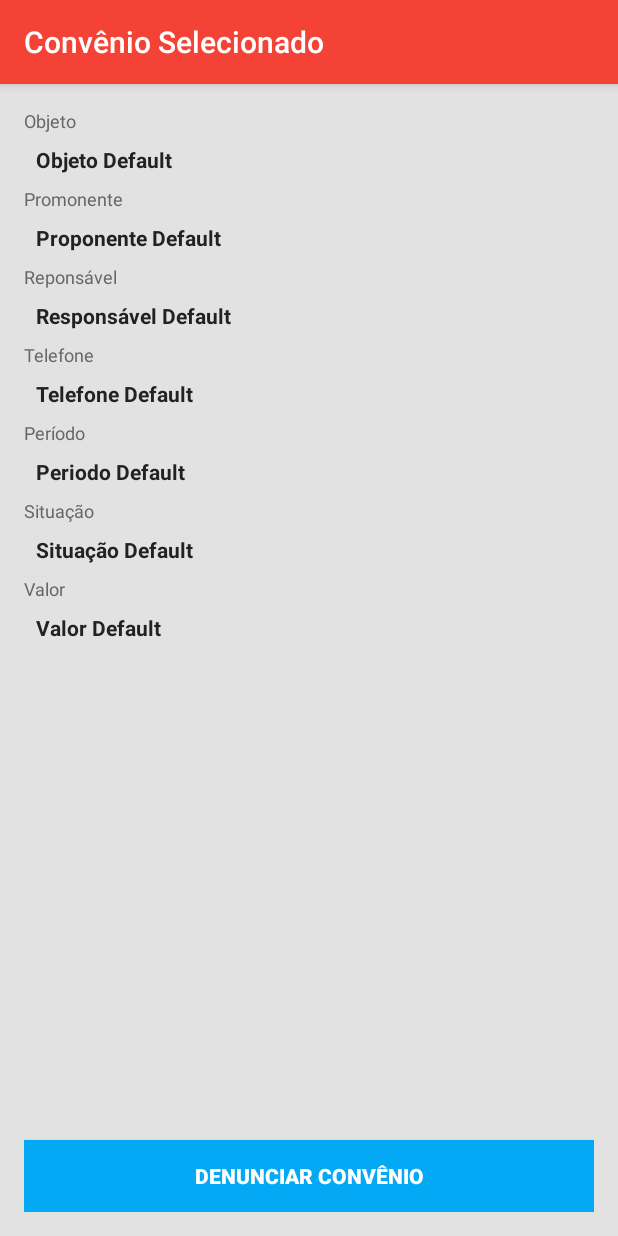
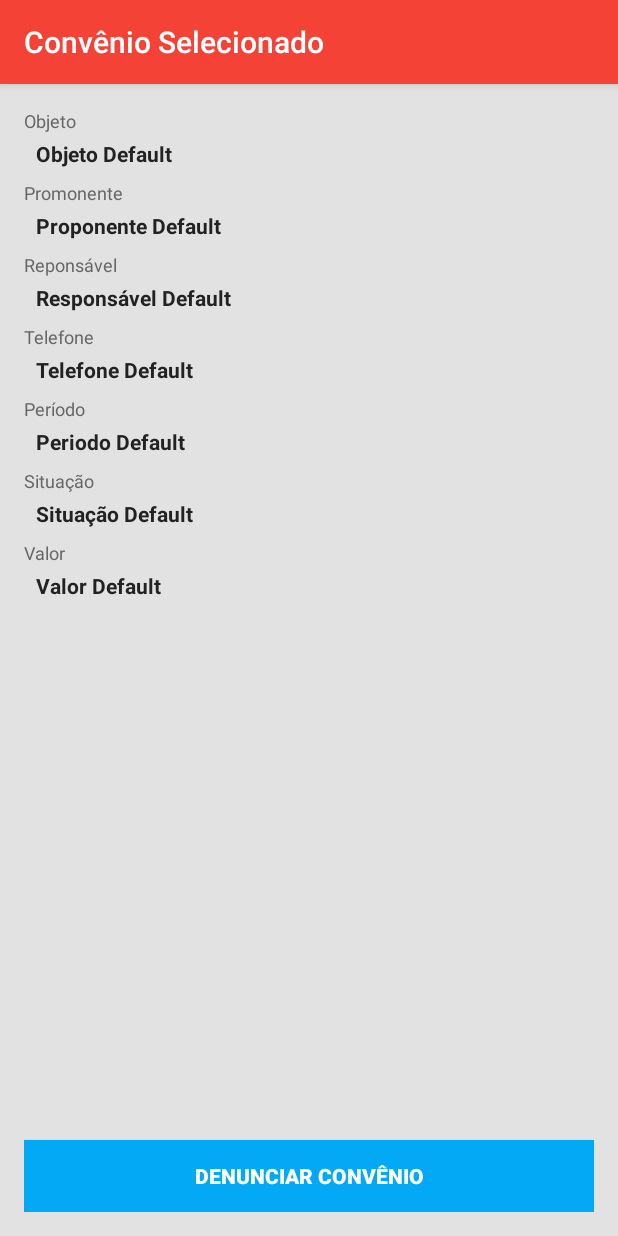
Before and after one commit to gigascorp/fiscal-cidadao, an Android app: the ConvenioActivity screen opened directly, with no data from a screen before it, on a phone screen of 412 x 824 dp. Run offline under Robolectric (Android 15) with nearby library versions, the phone set to English and light mode, and no system bars; 2 statements that could not run were skipped.

Commit message:
Alterados os paddings dos EditText da tela de vizualização de convênio

```diff
--- a/android/fiscal-cidadao-app/app/src/main/res/layout/activity_convenio.xml
+++ b/android/fiscal-cidadao-app/app/src/main/res/layout/activity_convenio.xml
@@ -51,8 +51,8 @@
                 android:textColor="@color/colorText"
                 android:paddingLeft="@dimen/txt_horizontal_margin"
                 android:paddingRight="@dimen/txt_horizontal_margin"
-                android:paddingTop="@dimen/txt_vertical_margin"
-                android:paddingBottom="@dimen/txt_vertical_margin"
+                android:paddingTop="@dimen/txt_margin_top"
+                android:paddingBottom="@dimen/txt_margin_bottom"
                 />
 
             <!--Proponente-->
@@ -74,8 +74,8 @@
                 android:textColor="@color/colorText"
                 android:paddingLeft="@dimen/txt_horizontal_margin"
                 android:paddingRight="@dimen/txt_horizontal_margin"
-                android:paddingTop="@dimen/txt_vertical_margin"
-                android:paddingBottom="@dimen/txt_vertical_margin"
+                android:paddingTop="@dimen/txt_margin_top"
+                android:paddingBottom="@dimen/txt_margin_bottom"
                 />
 
 
@@ -98,8 +98,8 @@
                 android:textColor="@color/colorText"
                 android:paddingLeft="@dimen/txt_horizontal_margin"
                 android:paddingRight="@dimen/txt_horizontal_margin"
-                android:paddingTop="@dimen/txt_vertical_margin"
-                android:paddingBottom="@dimen/txt_vertical_margin"
+                android:paddingTop="@dimen/txt_margin_top"
+                android:paddingBottom="@dimen/txt_margin_bottom"
                 />
 
             <!--Telefone-->
@@ -121,8 +121,8 @@
                 android:textColor="@color/colorText"
                 android:paddingLeft="@dimen/txt_horizontal_margin"
                 android:paddingRight="@dimen/txt_horizontal_margin"
-                android:paddingTop="@dimen/txt_vertical_margin"
-                android:paddingBottom="@dimen/txt_vertical_margin"
+                android:paddingTop="@dimen/txt_margin_top"
+                android:paddingBottom="@dimen/txt_margin_bottom"
                 />
 
             <!--Período-->
@@ -144,8 +144,8 @@
                 android:textColor="@color/colorText"
                 android:paddingLeft="@dimen/txt_horizontal_margin"
                 android:paddingRight="@dimen/txt_horizontal_margin"
-                android:paddingTop="@dimen/txt_vertical_margin"
-                android:paddingBottom="@dimen/txt_vertical_margin"
+                android:paddingTop="@dimen/txt_margin_top"
+                android:paddingBottom="@dimen/txt_margin_bottom"
                 />
 
             <!--Situação-->
@@ -167,8 +167,8 @@
                 android:textColor="@color/colorText"
                 android:paddingLeft="@dimen/txt_horizontal_margin"
                 android:paddingRight="@dimen/txt_horizontal_margin"
-                android:paddingTop="@dimen/txt_vertical_margin"
-                android:paddingBottom="@dimen/txt_vertical_margin"
+                android:paddingTop="@dimen/txt_margin_top"
+                android:paddingBottom="@dimen/txt_margin_bottom"
                 />
 
             <!--Valor-->
@@ -190,8 +190,8 @@
                 android:textColor="@color/colorText"
                 android:paddingLeft="@dimen/txt_horizontal_margin"
                 android:paddingRight="@dimen/txt_horizontal_margin"
-                android:paddingTop="@dimen/txt_vertical_margin"
-                android:paddingBottom="@dimen/txt_vertical_margin"
+                android:paddingTop="@dimen/txt_margin_top"
+                android:paddingBottom="@dimen/txt_margin_bottom"
                 />
 
         </LinearLayout>
--- a/android/fiscal-cidadao-app/app/src/main/res/values/dimens.xml
+++ b/android/fiscal-cidadao-app/app/src/main/res/values/dimens.xml
@@ -2,7 +2,8 @@
     <!-- Default screen margins, per the Android Design guidelines. -->
     <dimen name="activity_horizontal_margin">16dp</dimen>
     <dimen name="activity_vertical_margin">16dp</dimen>
-    <dimen name="txt_vertical_margin">8dp</dimen>
+    <dimen name="txt_margin_top">4dp</dimen>
+    <dimen name="txt_margin_bottom">8dp</dimen>
     <dimen name="txt_horizontal_margin">8dp</dimen>
     <dimen name="label_size">12dp</dimen>
     <dimen name="text_size">14dp</dimen>
```
